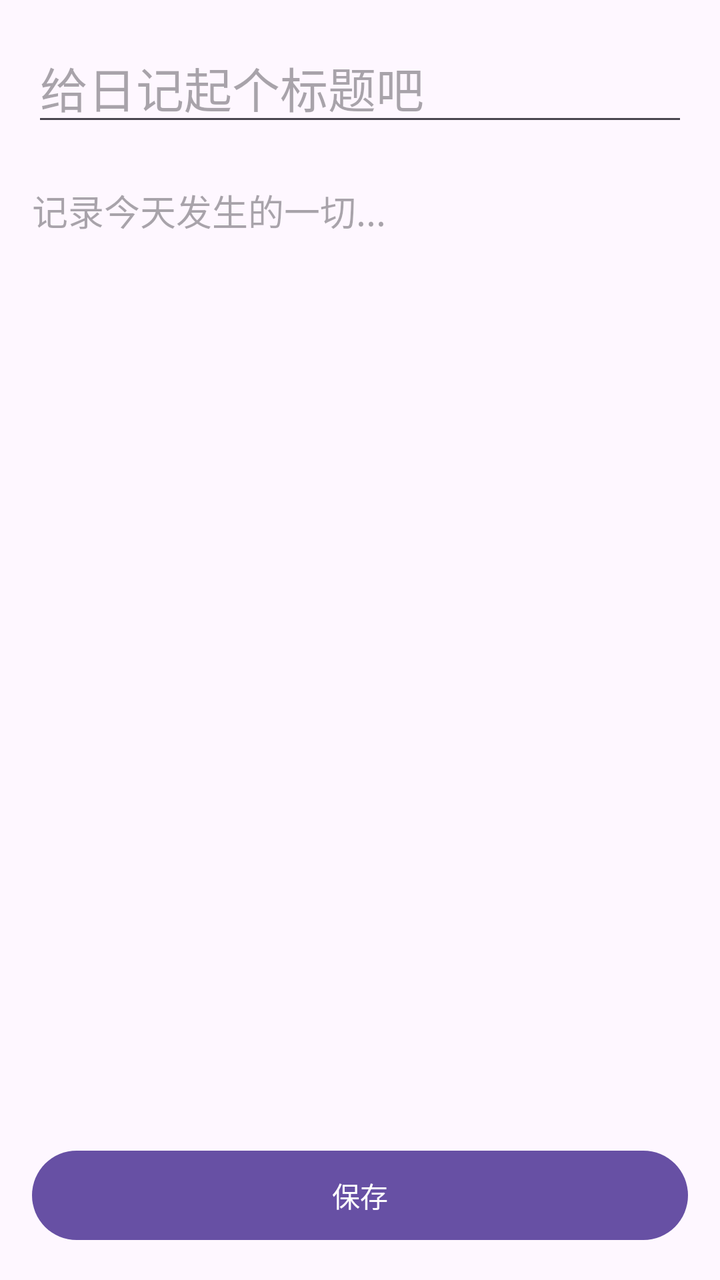
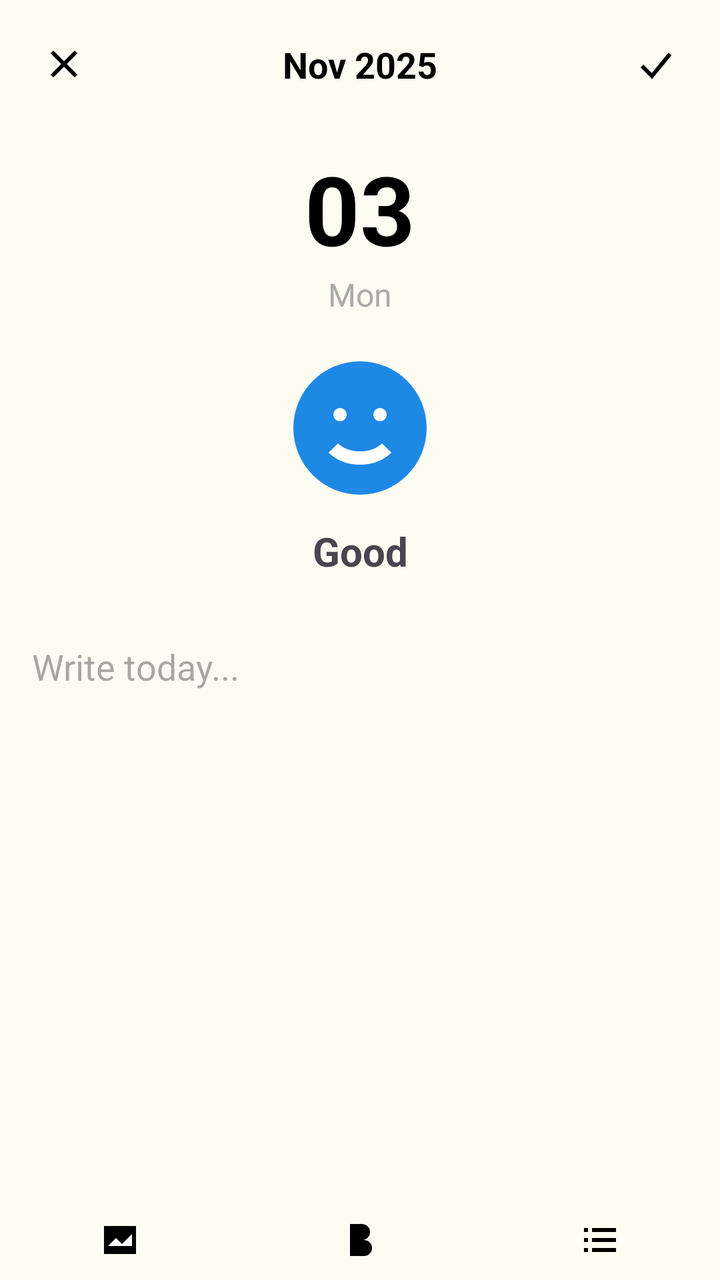

Compare the two renders of this Android layout. The source of the first and the diff that turns it into the second are given below.
<!-- AndroidManifest.xml: application theme Theme.LittleWhaleUniverse -->
<!-- res/layout/activity_edit.xml -->
<?xml version="1.0" encoding="utf-8"?>
<androidx.constraintlayout.widget.ConstraintLayout xmlns:android="http://schemas.android.com/apk/res/android"
    xmlns:app="http://schemas.android.com/apk/res-auto"
    xmlns:tools="http://schemas.android.com/tools"
    android:layout_width="match_parent"
    android:layout_height="match_parent"
    tools:context=".EditDiaryActivity">

    
    <EditText
        android:id="@+id/edittext_title"
        android:layout_width="0dp"
        android:layout_height="wrap_content"
        android:layout_margin="16dp"
        android:hint="给日记起个标题吧"
        android:inputType="textCapSentences"
        android:maxLines="1"
        android:textAppearance="@style/TextAppearance.MaterialComponents.Headline5"
        app:layout_constraintEnd_toEndOf="parent"
        app:layout_constraintStart_toStartOf="parent"
        app:layout_constraintTop_toTopOf="parent"
        android:autofillHints="name" />

    
    <ScrollView
        android:id="@+id/scroll_view_content"
        android:layout_width="0dp"
        android:layout_height="0dp"
        android:layout_marginTop="8dp"
        app:layout_constraintBottom_toTopOf="@id/button_save"
        app:layout_constraintEnd_toEndOf="parent"
        app:layout_constraintStart_toStartOf="parent"
        app:layout_constraintTop_toBottomOf="@id/edittext_title">

        <EditText
            android:id="@+id/edittext_content"
            android:layout_width="match_parent"
            android:layout_height="wrap_content"
            android:layout_margin="16dp"
            android:background="@null"
            android:gravity="top"
            android:hint="记录今天发生的一切..."
            android:inputType="textMultiLine"
            android:autofillHints="password" />
    </ScrollView>

    
    <Button
        android:id="@+id/button_save"
        android:layout_width="0dp"
        android:layout_height="wrap_content"
        android:layout_margin="16dp"
        android:padding="12dp"
        android:text="保存"
        app:layout_constraintBottom_toBottomOf="parent"
        app:layout_constraintEnd_toEndOf="parent"
        app:layout_constraintStart_toStartOf="parent" />

</androidx.constraintlayout.widget.ConstraintLayout>
<!-- resources referenced by this layout -->
<resources>
  <style name="Theme.LittleWhaleUniverse" parent="Base.Theme.LittleWhaleUniverse" />
  <style name="Base.Theme.LittleWhaleUniverse" parent="Theme.Material3.DayNight.NoActionBar">
          
          
      </style>
</resources>

<!-- the commit's change to res/layout/activity_edit.xml (unified diff, before → after) -->
@@ -4,56 +4,198 @@
     xmlns:tools="http://schemas.android.com/tools"
     android:layout_width="match_parent"
     android:layout_height="match_parent"
+    android:background="#FDFCF3"
+    android:fitsSystemWindows="true"
     tools:context=".EditDiaryActivity">
 
+
     
-    <EditText
-        android:id="@+id/edittext_title"
+    <ImageButton
+        android:id="@+id/button_close"
+        android:layout_width="48dp"
+        android:layout_height="48dp"
+        android:background="?attr/selectableItemBackgroundBorderless"
+        android:contentDescription="Close"
+        android:src="@drawable/ic_close"
+        app:layout_constraintStart_toStartOf="parent"
+        app:layout_constraintTop_toTopOf="parent"
+        android:layout_marginStart="8dp"
+        android:layout_marginTop="8dp" />
+
+    <TextView
+        android:id="@+id/text_month"
+        android:layout_width="wrap_content"
+        android:layout_height="wrap_content"
+        android:text="Nov 2025"
+        android:textSize="18sp"
+        android:textStyle="bold"
+        android:textColor="@android:color/black"
+        app:layout_constraintTop_toTopOf="@id/button_close"
+        app:layout_constraintBottom_toBottomOf="@id/button_close"
+        app:layout_constraintStart_toStartOf="parent"
+        app:layout_constraintEnd_toEndOf="parent" />
+
+    <ImageButton
+        android:id="@+id/button_save"
+        android:layout_width="48dp"
+        android:layout_height="48dp"
+        android:background="?attr/selectableItemBackgroundBorderless"
+        android:contentDescription="Save"
+        android:src="@drawable/ic_check"
+        app:layout_constraintEnd_toEndOf="parent"
+        app:layout_constraintTop_toTopOf="parent"
+        android:layout_marginEnd="8dp"
+        android:layout_marginTop="8dp" />
+
+    <ScrollView
+        android:layout_width="0dp"
+        android:layout_height="0dp"
+        app:layout_constraintTop_toBottomOf="@+id/button_close"
+        app:layout_constraintBottom_toTopOf="@id/bottom_toolbar"
+        app:layout_constraintStart_toStartOf="parent"
+        app:layout_constraintEnd_toEndOf="parent">
+
+        <androidx.constraintlayout.widget.ConstraintLayout
+            android:layout_width="match_parent"
+            android:layout_height="wrap_content"
+            android:paddingBottom="16dp">
+
+            <TextView
+                android:id="@+id/textview_diary_time"
+                android:layout_width="wrap_content"
+                android:layout_height="wrap_content"
+                android:layout_marginTop="16dp"
+                android:text="03"
+                android:textSize="48sp"
+                android:textStyle="bold"
+                android:textColor="@android:color/black"
+                app:layout_constraintStart_toStartOf="parent"
+                app:layout_constraintEnd_toEndOf="parent"
+                app:layout_constraintTop_toTopOf="parent" />
+
+            <TextView
+                android:id="@+id/textview_day_of_week"
+                android:layout_width="wrap_content"
+                android:layout_height="wrap_content"
+                android:text="Mon"
+                android:textSize="16sp"
+                android:textColor="@android:color/darker_gray"
+                app:layout_constraintTop_toBottomOf="@id/textview_diary_time"
+                app:layout_constraintStart_toStartOf="parent"
+                app:layout_constraintEnd_toEndOf="parent"/>
+
+            <ImageView
+                android:id="@+id/mood_image"
+                android:layout_width="80dp"
+                android:layout_height="80dp"
+                android:layout_marginTop="16dp"
+                android:src="@drawable/ic_mood_4"
+                app:layout_constraintTop_toBottomOf="@id/textview_day_of_week"
+                app:layout_constraintStart_toStartOf="parent"
+                app:layout_constraintEnd_toEndOf="parent"
+                android:contentDescription="Selected Mood" />
+
+            <TextView
+                android:id="@+id/mood_text"
+                android:layout_width="wrap_content"
+                android:layout_height="wrap_content"
+                android:text="Good"
+                android:textSize="20sp"
+                android:textStyle="bold"
+                android:layout_marginTop="8dp"
+                app:layout_constraintTop_toBottomOf="@id/mood_image"
+                app:layout_constraintStart_toStartOf="parent"
+                app:layout_constraintEnd_toEndOf="parent"/>
+
+            <FrameLayout
+                android:id="@+id/image_preview_container"
+                android:layout_width="0dp"
+                android:layout_height="wrap_content"
+                android:layout_marginTop="16dp"
+                android:visibility="gone"
+                tools:visibility="visible"
+                app:layout_constraintTop_toBottomOf="@id/mood_text"
+                app:layout_constraintStart_toStartOf="parent"
+                app:layout_constraintEnd_toEndOf="parent"
+                android:layout_marginStart="16dp"
+                android:layout_marginEnd="16dp">
+
+                <ImageView
+                    android:id="@+id/image_preview"
+                    android:layout_width="match_parent"
+                    android:layout_height="200dp"
+                    android:scaleType="centerCrop"/>
+
+                <ImageButton
+                    android:id="@+id/button_remove_image"
+                    android:layout_width="32dp"
+                    android:layout_height="32dp"
+                    android:src="@drawable/ic_close_circle"
+                    android:background="?attr/selectableItemBackgroundBorderless"
+                    android:layout_gravity="top|end"
+                    android:layout_margin="4dp"/>
+
+            </FrameLayout>
+
+            <EditText
+                android:id="@+id/edittext_content"
+                android:layout_width="0dp"
+                android:layout_height="wrap_content"
+                android:background="@android:color/transparent"
+                android:gravity="top"
+                android:hint="Write today..."
+                android:inputType="textMultiLine"
+                android:padding="16dp"
+                android:minHeight="200dp"
+                android:textColor="@android:color/black"
+                app:layout_constraintTop_toBottomOf="@id/image_preview_container"
+                app:layout_constraintStart_toStartOf="parent"
+                app:layout_constraintEnd_toEndOf="parent"
+                android:layout_marginTop="16dp" />
+
+        </androidx.constraintlayout.widget.ConstraintLayout>
+    </ScrollView>
+
+    
+    <LinearLayout
+        android:id="@+id/bottom_toolbar"
         android:layout_width="0dp"
         android:layout_height="wrap_content"
-        android:layout_margin="16dp"
-        android:hint="给日记起个标题吧"
-        android:inputType="textCapSentences"
-        android:maxLines="1"
-        android:textAppearance="@style/TextAppearance.MaterialComponents.Headline5"
+        android:orientation="horizontal"
+        android:gravity="center_vertical"
+        android:paddingVertical="8dp"
+        app:layout_constraintBottom_toBottomOf="parent"
+        app:layout_constraintStart_toStartOf="parent"
         app:layout_constraintEnd_toEndOf="parent"
-        app:layout_constraintStart_toStartOf="parent"
-        app:layout_constraintTop_toTopOf="parent"
-        android:autofillHints="name" />
-
-    
-    <ScrollView
-        android:id="@+id/scroll_view_content"
-        android:layout_width="0dp"
-        android:layout_height="0dp"
-        android:layout_marginTop="8dp"
-        app:layout_constraintBottom_toTopOf="@id/button_save"
-        app:layout_constraintEnd_toEndOf="parent"
-        app:layout_constraintStart_toStartOf="parent"
-        app:layout_constraintTop_toBottomOf="@id/edittext_title">
-
-        <EditText
-            android:id="@+id/edittext_content"
-            android:layout_width="match_parent"
-            android:layout_height="wrap_content"
-            android:layout_margin="16dp"
-            android:background="@null"
-            android:gravity="top"
-            android:hint="记录今天发生的一切..."
-            android:inputType="textMultiLine"
-            android:autofillHints="password" />
-    </ScrollView>
-
-    
-    <Button
-        android:id="@+id/button_save"
-        android:layout_width="0dp"
-        android:layout_height="wrap_content"
-        android:layout_margin="16dp"
-        android:padding="12dp"
-        android:text="保存"
-        app:layout_constraintBottom_toBottomOf="parent"
-        app:layout_constraintEnd_toEndOf="parent"
-        app:layout_constraintStart_toStartOf="parent" />
+        android:background="#FDFCF3">
+        
+        <ImageButton
+            android:id="@+id/button_pick_image"
+            android:layout_width="0dp"
+            android:layout_height="wrap_content"
+            android:layout_weight="1"
+            android:src="@drawable/ic_image"
+            android:background="?attr/selectableItemBackgroundBorderless"
+            android:contentDescription="Add Image" />
+
+        <ImageButton
+            android:id="@+id/button_bold"
+            android:layout_width="0dp"
+            android:layout_height="wrap_content"
+            android:layout_weight="1"
+            android:src="@drawable/ic_bold"
+            android:background="?attr/selectableItemBackgroundBorderless"
+            android:contentDescription="Bold" />
+
+        <ImageButton
+            android:id="@+id/button_list"
+            android:layout_width="0dp"
+            android:layout_height="wrap_content"
+            android:layout_weight="1"
+            android:src="@drawable/ic_list"
+            android:background="?attr/selectableItemBackgroundBorderless"
+            android:contentDescription="Bullet List" />
+
+    </LinearLayout>
 
 </androidx.constraintlayout.widget.ConstraintLayout>
<!-- resource entries referenced after the edit -->
@@ -1,9 +1,62 @@
 <!-- resources referenced by this layout -->
 <resources>
+  <!-- drawable ic_bold (drawable) -->
+  <vector xmlns:android="http://schemas.android.com/apk/res/android"
+      android:width="24dp" android:height="24dp" android:viewportWidth="24" android:viewportHeight="24">
+      <path android:fillColor="#000000" android:pathData="M7,4h6a4,4 0 0,1 0,8H7z"/>
+      <path android:fillColor="#000000" android:pathData="M7,12h7a4,4 0 0,1 0,8H7z"/>
+  </vector>
+  <!-- drawable ic_check (drawable) -->
+  <vector xmlns:android="http://schemas.android.com/apk/res/android" android:width="24dp" android:height="24dp" android:viewportWidth="24" android:viewportHeight="24">
+      <path android:strokeColor="#000000" android:strokeWidth="2" android:fillColor="#00000000" android:pathData="M5,13 L10,18 L19,7"/>
+  </vector>
+  <!-- drawable ic_close (drawable) -->
+  <vector xmlns:android="http://schemas.android.com/apk/res/android" android:width="24dp" android:height="24dp" android:viewportWidth="24" android:viewportHeight="24">
+      <path android:strokeColor="#000000" android:strokeWidth="2" android:pathData="M6,6 L18,18"/>
+      <path android:strokeColor="#000000" android:strokeWidth="2" android:pathData="M18,6 L6,18"/>
+  </vector>
+  <!-- drawable ic_close_circle (drawable) -->
+  <vector xmlns:android="http://schemas.android.com/apk/res/android"
+      android:width="24dp"
+      android:height="24dp"
+      android:viewportWidth="24.0"
+      android:viewportHeight="24.0">
+      <path
+          android:pathData="M12,2C6.48,2 2,6.48 2,12s4.48,10 10,10 10,-4.48 10,-10S17.52,2 12,2z"
+          android:fillColor="#80000000"/>
+      <path
+          android:pathData="M15.59,7L12,10.59 8.41,7 7,8.41 10.59,12 7,15.59 8.41,17 12,13.41 15.59,17 17,15.59 13.41,12 17,8.41z"
+          android:fillColor="#FFFFFF"/>
+  </vector>
+  <!-- drawable ic_image (drawable) -->
+  <vector xmlns:android="http://schemas.android.com/apk/res/android"
+      android:width="24dp" android:height="24dp" android:viewportWidth="24" android:viewportHeight="24">
+      <path android:fillColor="#000000" android:pathData="M4,5h16v14H4z"/>
+      <path android:fillColor="#FFFFFF" android:pathData="M6,15l4,-4 3,3 5,-5v6z"/>
+  </vector>
+  <!-- drawable ic_list (drawable) -->
+  <vector xmlns:android="http://schemas.android.com/apk/res/android"
+      android:width="24dp" android:height="24dp" android:viewportWidth="24" android:viewportHeight="24">
+      <path android:fillColor="#000000" android:pathData="M4,6h2v2H4z"/>
+      <path android:fillColor="#000000" android:pathData="M8,6h12v2H8z"/>
+      <path android:fillColor="#000000" android:pathData="M4,11h2v2H4z"/>
+      <path android:fillColor="#000000" android:pathData="M8,11h12v2H8z"/>
+      <path android:fillColor="#000000" android:pathData="M4,16h2v2H4z"/>
+      <path android:fillColor="#000000" android:pathData="M8,16h12v2H8z"/>
+  </vector>
+  <!-- drawable ic_mood_4 (drawable) -->
+  <vector xmlns:android="http://schemas.android.com/apk/res/android" android:width="48dp" android:height="48dp" android:viewportWidth="24" android:viewportHeight="24">
+      <path android:fillColor="#1E88E5" android:pathData="M12,2a10,10 0 1,0 0,20a10,10 0 1,0 0,-20z"/>
+      <path android:fillColor="#FFFFFF" android:pathData="M9,9a1,1 0 1,0 0,2a1,1 0 1,0 0,-2z"/>
+      <path android:fillColor="#FFFFFF" android:pathData="M15,9a1,1 0 1,0 0,2a1,1 0 1,0 0,-2z"/>
+      <path android:strokeColor="#FFFFFF" android:strokeWidth="2" android:pathData="M8,15c2,2 6,2 8,0"/>
+  </vector>
   <style name="Theme.LittleWhaleUniverse" parent="Base.Theme.LittleWhaleUniverse" />
   <style name="Base.Theme.LittleWhaleUniverse" parent="Theme.Material3.DayNight.NoActionBar">
-          
-          
+          <item name="colorPrimary">#87CEFA</item>
+          <item name="colorOnPrimary">#FFFFFFFF</item>
+          <item name="colorSecondary">#B3E5FC</item>
+          <item name="colorPrimaryContainer">#BBDEFB</item>
       </style>
 </resources>
 
